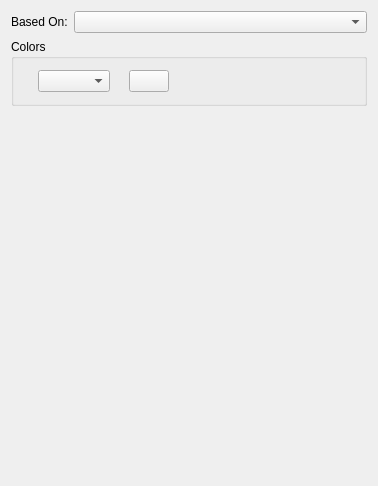
Before: the Qt Designer form scribus/ui/smtablestylewidget.ui in scribusproject/scribus, drawn with Qt 5.
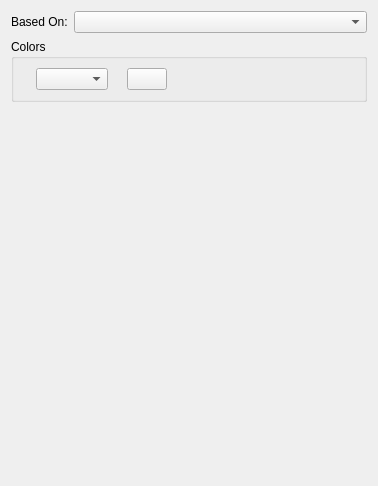
After: the same form once the commit is applied. Custom widgets are drawn as their Qt base class.

Commit message: #16381: Update main layout's margins for Style Manager <bubu>

Patch:
```diff
--- a/scribus/ui/smtablestylewidget.ui
+++ b/scribus/ui/smtablestylewidget.ui
@@ -116,7 +116,6 @@
    </item>
   </layout>
  </widget>
- <layoutdefault spacing="6" margin="11"/>
  <customwidgets>
   <customwidget>
    <class>SMColorCombo</class>
```
The commit also changes 6 other files.
